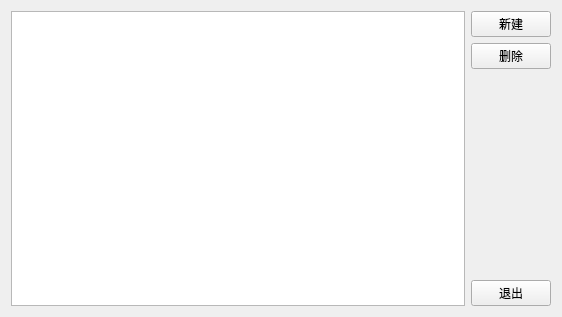
This is setup4model.ui in YeeeeRQ/SpeakerTest as Qt 5 draws it before an edit. The edited form follows.
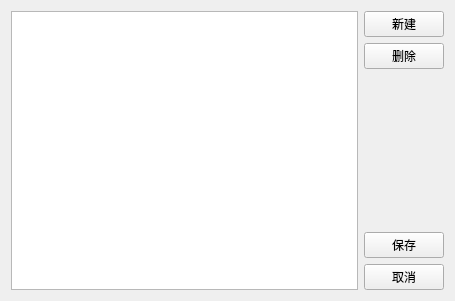
This is the edited form.

Diff of the .ui file:
```diff
--- a/setup4model.ui
+++ b/setup4model.ui
@@ -6,8 +6,8 @@
    <rect>
     <x>0</x>
     <y>0</y>
-    <width>562</width>
-    <height>317</height>
+    <width>455</width>
+    <height>301</height>
    </rect>
   </property>
   <property name="windowTitle">
@@ -19,7 +19,7 @@
      <item>
       <layout class="QVBoxLayout" name="verticalLayout">
        <item>
-        <widget class="QListView" name="listView"/>
+        <widget class="QTableView" name="tableView"/>
        </item>
       </layout>
      </item>
@@ -53,9 +53,22 @@
         </spacer>
        </item>
        <item>
-        <widget class="QPushButton" name="pushButton_4">
+        <widget class="QPushButton" name="btnSave">
+         <property name="enabled">
+          <bool>true</bool>
+         </property>
          <property name="text">
-          <string>退出</string>
+          <string>保存</string>
+         </property>
+        </widget>
+       </item>
+       <item>
+        <widget class="QPushButton" name="btnUndo">
+         <property name="enabled">
+          <bool>true</bool>
+         </property>
+         <property name="text">
+          <string>取消</string>
          </property>
         </widget>
        </item>
```
Left out of the diff: 4 changed lines with no effect on the pictures.
